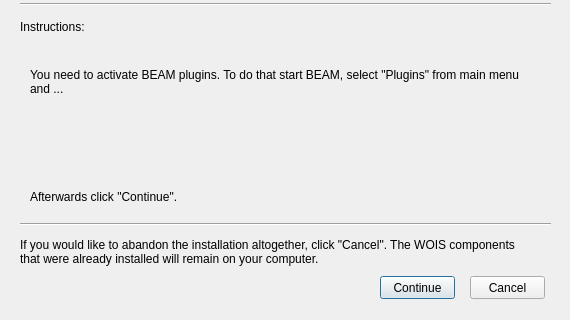
The window that ui/componentInstructionsDialog.ui (DHI-GRAS/GWA_Installer) describes before a commit, drawn with Qt 5; both pictures show x 0 to 570 and y 144 to 464 of the 570 by 464 pixel window.
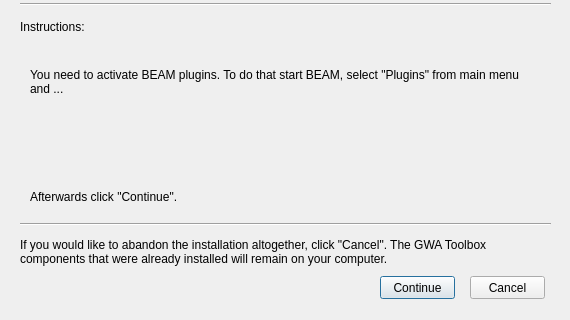
The same window after the commit. Icons and pictures are not drawn.

Commit message: replace WOIS by 'GWA Toolbox'

The edit to the form file:
```diff
--- a/ui/componentInstructionsDialog.ui
+++ b/ui/componentInstructionsDialog.ui
@@ -138,7 +138,7 @@
     <locale language="English" country="UnitedKingdom"/>
    </property>
    <property name="text">
-    <string>If you would like to abandon the installation altogether, click &quot;Cancel&quot;. The WOIS components that were already installed will remain on your computer.</string>
+    <string>If you would like to abandon the installation altogether, click &quot;Cancel&quot;. The GWA Toolbox components that were already installed will remain on your computer.</string>
    </property>
    <property name="wordWrap">
     <bool>true</bool>
```
Left out of the diff: 2 changed lines with no effect on the pictures. The commit also changes 10 other files.
